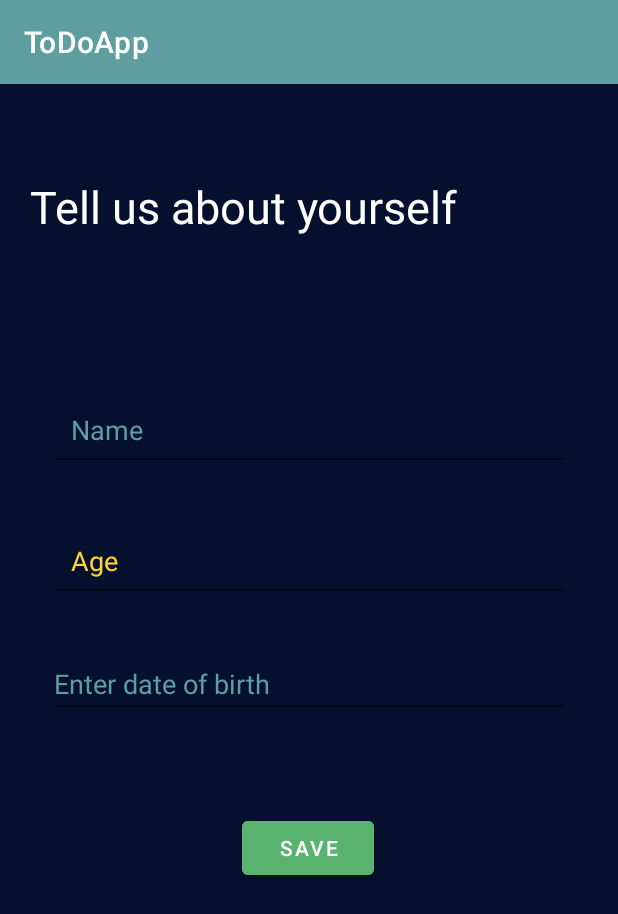
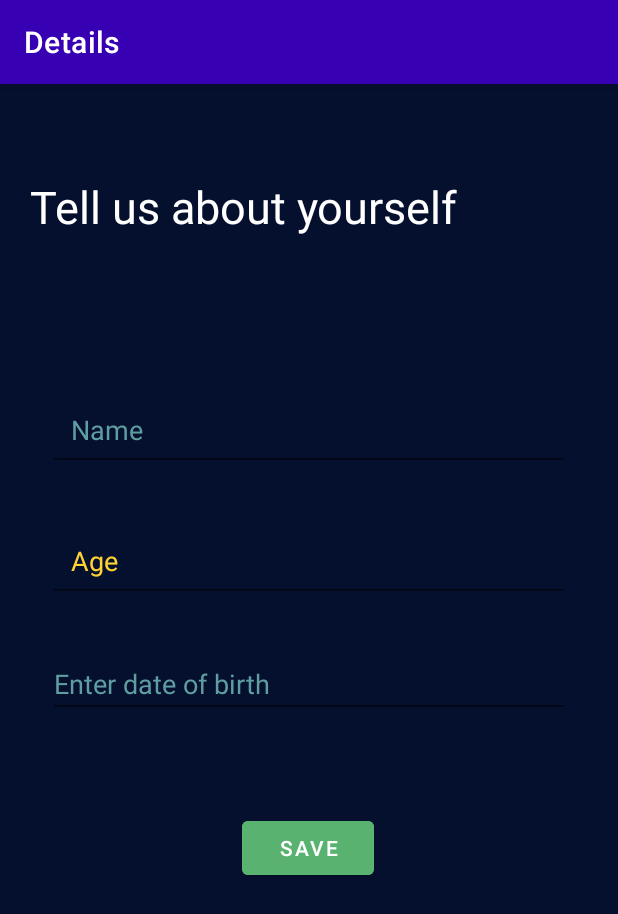
Before and after one commit to ShaikhFarhan882/ToDoApp, an Android app: the Details screen opened through its navigation route, on a phone screen of 412 x 824 dp. Shown: the top 914 px of the screen. Run offline under Robolectric (Android 15) with nearby library versions, the phone set to English and light mode, and no system bars; our stand-ins replace Firebase (no records; nobody signed in at launch, a user with empty details on screens opened directly), data binding.

Commit message:
Fixed taskList crash and added logout feature

```diff
--- a/app/src/main/java/com/example/todoapp/model/TodoList.kt
+++ b/app/src/main/java/com/example/todoapp/model/TodoList.kt
@@ -3,4 +3,5 @@ package com.example.todoapp.model
 data class TodoList(
     val task : String? = null,
     val description : String? = null,
+    val userId : String? = null,
 )
--- a/app/src/main/java/com/example/todoapp/ui/Details.kt
+++ b/app/src/main/java/com/example/todoapp/ui/Details.kt
@@ -1,12 +1,14 @@
 package com.example.todoapp.ui
 
 import android.app.DatePickerDialog
+import android.graphics.drawable.ColorDrawable
 import android.os.Bundle
 import androidx.fragment.app.Fragment
 import android.view.LayoutInflater
 import android.view.View
 import android.view.ViewGroup
 import android.widget.Toast
+import androidx.appcompat.app.AppCompatActivity
 import androidx.navigation.fragment.findNavController
 import com.example.todoapp.R
 import com.example.todoapp.databinding.FragmentDetailsBinding
@@ -28,6 +30,10 @@ class Details : Fragment() {
     ): View? {
         // Inflate the layout for this fragment
         _binding = FragmentDetailsBinding.inflate(layoutInflater)
+
+        (requireActivity() as AppCompatActivity).supportActionBar?.title = "Details"
+        (requireActivity() as AppCompatActivity).supportActionBar?.setBackgroundDrawable(
+            ColorDrawable(getResources().getColor(R.color.purple_700)));
 
         binding.apply {
             saveDetails.setOnClickListener {
--- a/app/src/main/java/com/example/todoapp/ui/Home.kt
+++ b/app/src/main/java/com/example/todoapp/ui/Home.kt
@@ -1,11 +1,11 @@
 package com.example.todoapp.ui
 
+import android.graphics.drawable.ColorDrawable
 import android.os.Bundle
+import android.view.*
 import androidx.fragment.app.Fragment
-import android.view.LayoutInflater
-import android.view.View
-import android.view.ViewGroup
 import android.widget.Toast
+import androidx.appcompat.app.AppCompatActivity
 import androidx.navigation.fragment.findNavController
 import androidx.recyclerview.widget.LinearLayoutManager
 import com.example.todoapp.R
@@ -35,6 +35,10 @@ class Home : Fragment() {
     ): View? {
         _binding = FragmentHomeBinding.inflate(layoutInflater)
 
+        (requireActivity() as AppCompatActivity).supportActionBar?.title = "UsersList"
+        (requireActivity() as AppCompatActivity).supportActionBar?.setBackgroundDrawable(
+            ColorDrawable(getResources().getColor(R.color.purple_700)));
+
         userList = arrayListOf<UserList>()
 
 
@@ -51,8 +55,30 @@ class Home : Fragment() {
 
 
 
+        setHasOptionsMenu(true)
         return binding.root
 
+    }
+
+    override fun onCreateOptionsMenu(menu: Menu, inflater: MenuInflater) {
+        super.onCreateOptionsMenu(menu, inflater)
+        inflater.inflate(R.menu.mymenu,menu)
+    }
+
+    override fun onOptionsItemSelected(item: MenuItem): Boolean {
+
+        when(item.itemId) {
+            R.id.logout -> {
+                logOutUser()
+            }
+        }
+        return super.onOptionsItemSelected(item)
+    }
+
+
+    private fun logOutUser(){
+        FirebaseAuth.getInstance().signOut()
+        findNavController().navigate(R.id.action_home2_to_login)
     }
 
 
--- a/app/src/main/java/com/example/todoapp/ui/Login.kt
+++ b/app/src/main/java/com/example/todoapp/ui/Login.kt
@@ -1,5 +1,6 @@
 package com.example.todoapp.ui
 
+import android.graphics.drawable.ColorDrawable
 import android.os.Bundle
 import android.util.Patterns
 import androidx.fragment.app.Fragment
@@ -7,6 +8,7 @@ import android.view.LayoutInflater
 import android.view.View
 import android.view.ViewGroup
 import android.widget.Toast
+import androidx.appcompat.app.AppCompatActivity
 import androidx.navigation.fragment.findNavController
 import com.example.todoapp.R
 import com.example.todoapp.databinding.FragmentLoginBinding
@@ -32,6 +34,11 @@ class Login : Fragment() {
     ): View? {
         // Inflate the layout for this fragment
         _binding = FragmentLoginBinding.inflate(layoutInflater)
+
+
+        (requireActivity() as AppCompatActivity).supportActionBar?.title = "Login"
+        (requireActivity() as AppCompatActivity).supportActionBar?.setBackgroundDrawable(
+            ColorDrawable(getResources().getColor(R.color.purple_700)));
 
         binding.loginToSignup.setOnClickListener {
             findNavController().navigate(R.id.action_login_to_signUp)
--- a/app/src/main/java/com/example/todoapp/ui/SignUp.kt
+++ b/app/src/main/java/com/example/todoapp/ui/SignUp.kt
@@ -1,5 +1,6 @@
 package com.example.todoapp.ui
 
+import android.graphics.drawable.ColorDrawable
 import android.os.Bundle
 import android.util.Patterns
 import androidx.fragment.app.Fragment
@@ -7,6 +8,7 @@ import android.view.LayoutInflater
 import android.view.View
 import android.view.ViewGroup
 import android.widget.Toast
+import androidx.appcompat.app.AppCompatActivity
 import androidx.navigation.fragment.findNavController
 import com.example.todoapp.R
 import com.example.todoapp.databinding.FragmentSignUpBinding
@@ -27,6 +29,10 @@ class SignUp : Fragment() {
     ): View? {
         // Inflate the layout for this fragment
         _binding = FragmentSignUpBinding.inflate(layoutInflater)
+
+        (requireActivity() as AppCompatActivity).supportActionBar?.title = "Signup"
+        (requireActivity() as AppCompatActivity).supportActionBar?.setBackgroundDrawable(
+            ColorDrawable(getResources().getColor(R.color.purple_700)));
 
         binding.apply {
 
--- /dev/null
+++ b/app/src/main/res/menu/mymenu.xml
@@ -0,0 +1,9 @@
+<?xml version="1.0" encoding="utf-8"?>
+<menu xmlns:android="http://schemas.android.com/apk/res/android">
+
+    <item
+        android:title="Logout"
+        android:id="@+id/logout"/>
+
+
+</menu>
--- a/app/src/main/res/navigation/nav_graph.xml
+++ b/app/src/main/res/navigation/nav_graph.xml
@@ -57,6 +57,11 @@
         <action
             android:id="@+id/action_home2_to_taskList"
             app:destination="@id/taskList" />
+        <action
+            android:id="@+id/action_home2_to_login"
+            app:destination="@id/login"
+            app:popUpTo="@id/home2"
+            app:popUpToInclusive="true" />
     </fragment>
     <fragment
         android:id="@+id/addNewTask"
```
Also changed, not shown: app/src/main/java/com/example/todoapp/ui/AddNewTask.kt (+15 -6 lines), app/src/main/java/com/example/todoapp/ui/TaskList.kt (+11 -1 lines).
